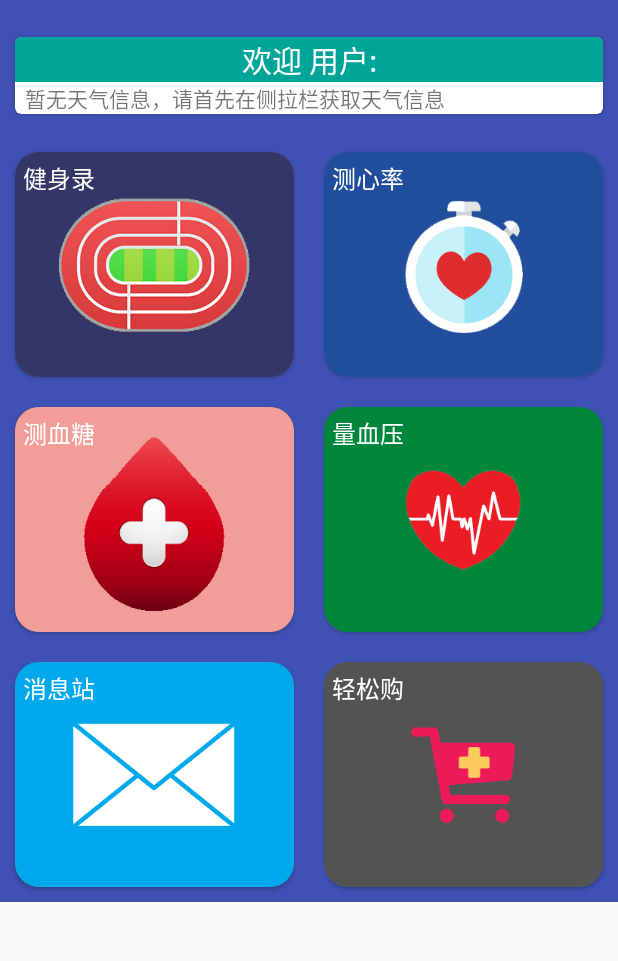
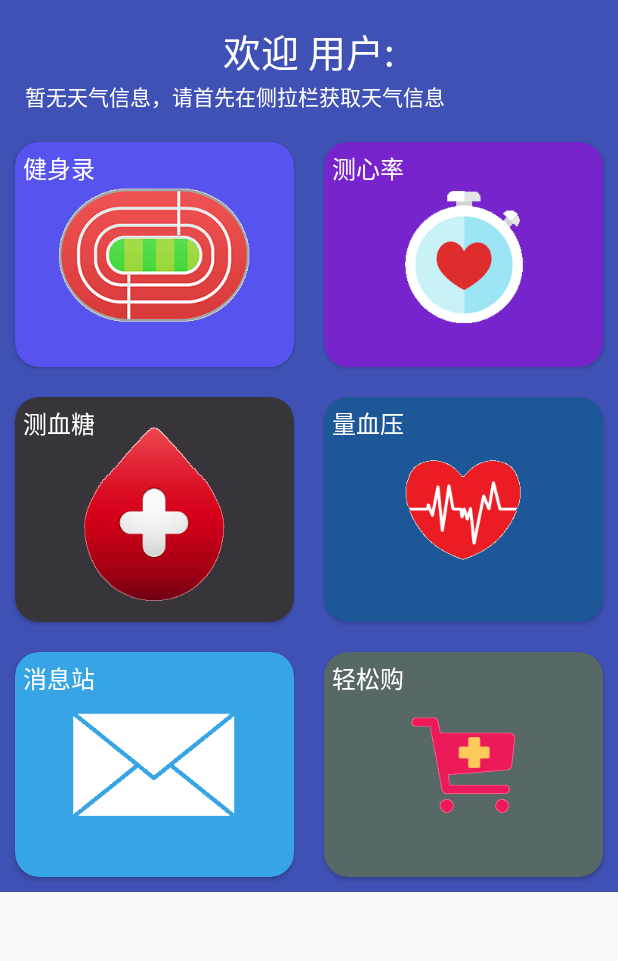
Before and after one commit to shadowAnt/MyLoginLayout, an Android app: the screen it shows after launch (HomeActivity), after a tap on "登录", on a phone screen of 412 x 824 dp, the part 62-1023 px from its top. Run offline under Robolectric (Android 15) with nearby library versions, the phone set to English and light mode, and no system bars; libraries missing offline, so code that uses them is left out: jp.wasabeef.glide, space.wangjiang.toaster; pictures from the network do not load; 3 statements that could not run were skipped.

Commit message:
完善首页CardView颜色问题

```diff
--- a/app/src/main/java/com/example/mylayout/Fun.java
+++ b/app/src/main/java/com/example/mylayout/Fun.java
@@ -9,10 +9,16 @@ import java.io.Serializable;
 public class Fun implements Serializable {
     private String name;
     private int imageId;
+    private String colorString;
 
-    public Fun(String name, int imageId){
+    public Fun(String name, int imageId, String colorString) {
         this.name = name;
         this.imageId = imageId;
+        this.colorString = colorString;
+    }
+
+    public String getColorString() {
+        return colorString;
     }
 
     public int getImageId() {
--- a/app/src/main/java/com/example/mylayout/FunAdapter.java
+++ b/app/src/main/java/com/example/mylayout/FunAdapter.java
@@ -2,6 +2,7 @@ package com.example.mylayout;
 
 import android.content.Context;
 import android.content.Intent;
+import android.graphics.Color;
 import android.support.v7.widget.CardView;
 import android.support.v7.widget.RecyclerView;
 import android.util.Log;
@@ -65,6 +66,7 @@ public class FunAdapter extends RecyclerView.Adapter<FunAdapter.ViewHolder> {
     public void onBindViewHolder(ViewHolder holder, int position) {
         Fun fun = mFunList.get(position);
         holder.funName.setText(fun.getName());
+        holder.cardView.setCardBackgroundColor(Color.parseColor(fun.getColorString()));
         Glide.with(mContext).load(fun.getImageId()).into(holder.funImage);
     }
 
--- a/app/src/main/java/com/example/mylayout/HomeActivity.java
+++ b/app/src/main/java/com/example/mylayout/HomeActivity.java
@@ -42,12 +42,12 @@ public class HomeActivity extends AppCompatActivity implements NavigationView.On
     private String account;
 
     private Fun[] funs = {
-            new Fun("健身录", R.drawable.fun_run),
-            new Fun("测心率", R.drawable.fun_xinlv),
-            new Fun("测血糖", R.drawable.fun_xuetang),
-            new Fun("量血压", R.drawable.fun_xueya),
-            new Fun("消息站", R.drawable.fun_mail),
-            new Fun("轻松购", R.drawable.fun_buy)
+            new Fun("健身录", R.drawable.fun_run, "#5653ef"),
+            new Fun("测心率", R.drawable.fun_xinlv, "#7824cc"),
+            new Fun("测血糖", R.drawable.fun_xuetang, "#37353A"),
+            new Fun("量血压", R.drawable.fun_xueya, "#1E5798"),
+            new Fun("消息站", R.drawable.fun_mail, "#37a5e5"),
+            new Fun("轻松购", R.drawable.fun_buy, "#576866")
     };
     private List<Fun> funList = new ArrayList<>();
     private FunAdapter adapter;
--- a/app/src/main/res/layout/fun_item.xml
+++ b/app/src/main/res/layout/fun_item.xml
@@ -1,29 +1,23 @@
-<android.support.v7.widget.CardView
-    xmlns:android="http://schemas.android.com/apk/res/android"
+<android.support.v7.widget.CardView xmlns:android="http://schemas.android.com/apk/res/android"
     xmlns:app="http://schemas.android.com/apk/res-auto"
+    android:id="@+id/cardView"
     android:layout_width="match_parent"
     android:layout_height="wrap_content"
     android:layout_margin="10dp"
-    app:cardCornerRadius="16dp"
-    >
+    app:cardBackgroundColor="#00000000"
+    app:cardCornerRadius="16dp">
 
-    <FrameLayout
+    <ImageView
+        android:id="@+id/fun_image"
         android:layout_width="match_parent"
+        android:layout_height="150dp"
+        android:scaleType="centerCrop" />
+
+    <TextView
+        android:id="@+id/fun_name"
+        android:layout_width="wrap_content"
         android:layout_height="wrap_content"
-        android:orientation="vertical"
-        android:background="#8000">
-
-        <ImageView
-            android:layout_width="match_parent"
-            android:layout_height="150dp"
-            android:id="@+id/fun_image"
-            android:scaleType="centerCrop"/>
-        <TextView
-            android:layout_width="wrap_content"
-            android:layout_height="wrap_content"
-            android:textColor="#fff"
-            android:textSize="16sp"
-            android:layout_margin="5dp"
-            android:id="@+id/fun_name"/>
-    </FrameLayout>
+        android:layout_margin="5dp"
+        android:textColor="#fff"
+        android:textSize="16sp" />
 </android.support.v7.widget.CardView>
--- a/app/src/main/res/layout/nav_main.xml
+++ b/app/src/main/res/layout/nav_main.xml
@@ -11,52 +11,43 @@
         android:scaleType="centerCrop" />
 
     <LinearLayout
-        android:orientation="vertical"
         android:layout_width="match_parent"
-        android:layout_height="match_parent">
+        android:layout_height="match_parent"
+        android:background="#00000000"
+        android:fitsSystemWindows="true"
+        android:orientation="vertical">
 
-        <include layout="@layout/tittle"
+        <include
+            layout="@layout/tittle"
             android:layout_width="match_parent"
-            android:layout_height="wrap_content"/>
+            android:layout_height="wrap_content" />
 
-        <android.support.v7.widget.CardView
-            xmlns:android="http://schemas.android.com/apk/res/android"
-            xmlns:app="http://schemas.android.com/apk/res-auto"
+        <LinearLayout
             android:layout_width="match_parent"
             android:layout_height="wrap_content"
             android:layout_marginLeft="10dp"
             android:layout_marginRight="10dp"
-            android:layout_marginBottom="5dp"
-            android:layout_marginTop="10dp"
-            app:cardCornerRadius="4dp"
-            android:background="#8000">
-
-            <LinearLayout
-                android:layout_width="match_parent"
-                android:layout_height="wrap_content"
             android:orientation="vertical">
 
             <TextView
+                android:id="@+id/status"
                 android:layout_width="match_parent"
                 android:layout_height="wrap_content"
-                    android:id="@+id/status"
-                    android:textSize="20sp"
+                android:gravity="center_horizontal"
                 android:textColor="#fff"
-                    android:gravity="center_horizontal"
-                    android:background="#00a59a"
-                    />
+                android:textSize="25sp" />
+
             <TextView
+                android:id="@+id/suggestion_text"
                 android:layout_width="match_parent"
                 android:layout_height="wrap_content"
-                    android:id="@+id/suggestion_text"/>
+                android:textColor="#fff" />
         </LinearLayout>
-        </android.support.v7.widget.CardView>
 
         <android.support.v7.widget.RecyclerView
+            android:id="@+id/recycler_view"
             android:layout_width="match_parent"
             android:layout_height="match_parent"
-            android:id="@+id/recycler_view"
-            android:layout_marginTop="10dp">
-        </android.support.v7.widget.RecyclerView>
+            android:layout_marginTop="10dp"></android.support.v7.widget.RecyclerView>
     </LinearLayout>
 </FrameLayout>
```
Also changed, not shown: app/src/main/res/drawable-xxhdpi/fun_buy.png, app/src/main/res/drawable-xxhdpi/fun_mail.png, app/src/main/res/drawable-xxhdpi/fun_run.png, app/src/main/res/drawable-xxhdpi/fun_xinlv.png, app/src/main/res/drawable-xxhdpi/fun_xuetang.png, app/src/main/res/drawable-xxhdpi/fun_xueya.png. Lines whose indentation alone changed are shown as unchanged.
